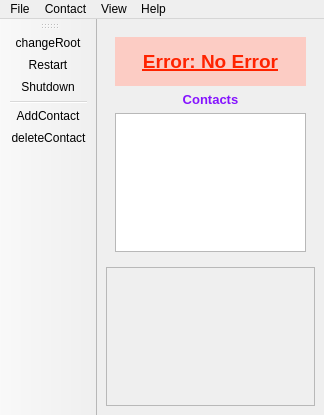
Above: client/qt/client.ui from LaKabane/tNETacle before the change. Below: the same form after it.
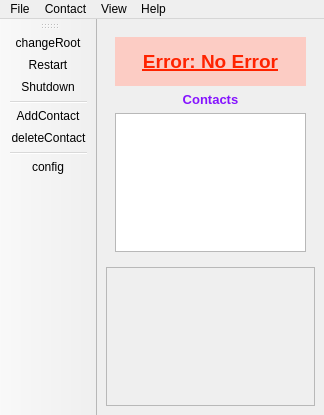
That is the form after the change. Icons and pictures are not drawn.

Commit message: add config in icons menu and add a ok/reject tool bar

Diff of the .ui file:
```diff
--- a/client/qt/client.ui
+++ b/client/qt/client.ui
@@ -559,6 +559,8 @@
    <addaction name="separator"/>
    <addaction name="actionAddContact"/>
    <addaction name="actionDeleteContact"/>
+   <addaction name="separator"/>
+   <addaction name="actionConfig"/>
   </widget>
   <widget class="QMenuBar" name="menuBar">
    <property name="geometry">
@@ -717,6 +719,18 @@
     <string>Configuration</string>
    </property>
   </action>
+  <action name="actionConfig">
+   <property name="icon">
+    <iconset resource="../share/img/client.qrc">
+     <normaloff>:/tools/config.png</normaloff>:/tools/config.png</iconset>
+   </property>
+   <property name="text">
+    <string>config</string>
+   </property>
+   <property name="toolTip">
+    <string>Open window for the configuration</string>
+   </property>
+  </action>
  </widget>
  <resources>
   <include location="../share/img/client.qrc"/>
```
The commit also changes 10 other files.
